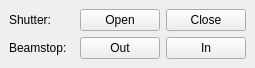
Old version of the form cct/qtgui/dockwidgets/shutterandbeamstop/shutterandbeamstop.ui in the repository awacha/cct.
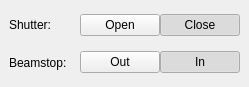
New version of the form.

Commit message: UI improvements in shutterandbeamstop dockwidget

The edit to the form file:
```diff
--- a/cct/qtgui/dockwidgets/shutterandbeamstop/shutterandbeamstop.ui
+++ b/cct/qtgui/dockwidgets/shutterandbeamstop/shutterandbeamstop.ui
@@ -6,7 +6,7 @@
    <rect>
     <x>0</x>
     <y>0</y>
-    <width>255</width>
+    <width>249</width>
     <height>87</height>
    </rect>
   </property>
@@ -27,13 +27,6 @@
     <property name="sizeConstraint">
      <enum>QLayout::SetMinAndMaxSize</enum>
     </property>
-    <item row="0" column="1">
-     <widget class="QPushButton" name="openShutterPushButton">
-      <property name="text">
-       <string>Open</string>
-      </property>
-     </widget>
-    </item>
     <item row="0" column="0">
      <widget class="QLabel" name="shutterLabel">
       <property name="text">
@@ -41,13 +34,6 @@
       </property>
      </widget>
     </item>
-    <item row="0" column="2">
-     <widget class="QPushButton" name="closeShutterPushButton">
-      <property name="text">
-       <string>Close</string>
-      </property>
-     </widget>
-    </item>
     <item row="1" column="0">
      <widget class="QLabel" name="beamstopLabel">
       <property name="text">
@@ -55,18 +41,116 @@
       </property>
      </widget>
     </item>
+    <item row="0" column="1">
+     <widget class="QWidget" name="widget" native="true">
+      <property name="sizePolicy">
+       <sizepolicy hsizetype="Minimum" vsizetype="Minimum">
+        <horstretch>0</horstretch>
+        <verstretch>0</verstretch>
+       </sizepolicy>
+      </property>
+      <layout class="QHBoxLayout" name="horizontalLayout">
+       <property name="spacing">
+        <number>0</number>
+       </property>
+       <property name="leftMargin">
+        <number>0</number>
+       </property>
+       <property name="topMargin">
+        <number>0</number>
+       </property>
+       <property name="rightMargin">
+        <number>0</number>
+       </property>
+       <property name="bottomMargin">
+        <number>0</number>
+       </property>
+       <item>
+        <widget class="QPushButton" name="openShutterPushButton">
+         <property name="text">
+          <string>Open</string>
+         </property>
+         <property name="checkable">
+          <bool>true</bool>
+         </property>
+         <property name="autoExclusive">
+          <bool>true</bool>
+         </property>
+        </widget>
+       </item>
+       <item>
+        <widget class="QPushButton" name="closeShutterPushButton">
+         <property name="text">
+          <string>Close</string>
+         </property>
+         <property name="checkable">
+          <bool>true</bool>
+         </property>
+         <property name="checked">
+          <bool>true</bool>
+         </property>
+         <property name="autoExclusive">
+          <bool>true</bool>
+         </property>
+        </widget>
+       </item>
+      </layout>
+     </widget>
+    </item>
     <item row="1" column="1">
-     <widget class="QPushButton" name="beamstopOutPushButton">
-      <property name="text">
-       <string>Out</string>
+     <widget class="QWidget" name="widget_2" native="true">
+      <property name="sizePolicy">
+       <sizepolicy hsizetype="Minimum" vsizetype="Minimum">
+        <horstretch>0</horstretch>
+        <verstretch>0</verstretch>
+       </sizepolicy>
       </property>
-     </widget>
-    </item>
-    <item row="1" column="2">
-     <widget class="QPushButton" name="beamstopInPushButton">
-      <property name="text">
-       <string>In</string>
-      </property>
+      <layout class="QHBoxLayout" name="horizontalLayout_2">
+       <property name="spacing">
+        <number>0</number>
+       </property>
+       <property name="leftMargin">
+        <number>0</number>
+       </property>
+       <property name="topMargin">
+        <number>0</number>
+       </property>
+       <property name="rightMargin">
+        <number>0</number>
+       </property>
+       <property name="bottomMargin">
+        <number>0</number>
+       </property>
+       <item>
+        <widget class="QPushButton" name="beamstopOutPushButton">
+         <property name="text">
+          <string>Out</string>
+         </property>
+         <property name="checkable">
+          <bool>true</bool>
+         </property>
+         <property name="autoExclusive">
+          <bool>true</bool>
+         </property>
+        </widget>
+       </item>
+       <item>
+        <widget class="QPushButton" name="beamstopInPushButton">
+         <property name="text">
+          <string>In</string>
+         </property>
+         <property name="checkable">
+          <bool>true</bool>
+         </property>
+         <property name="checked">
+          <bool>true</bool>
+         </property>
+         <property name="autoExclusive">
+          <bool>true</bool>
+         </property>
+        </widget>
+       </item>
+      </layout>
      </widget>
     </item>
    </layout>
```
